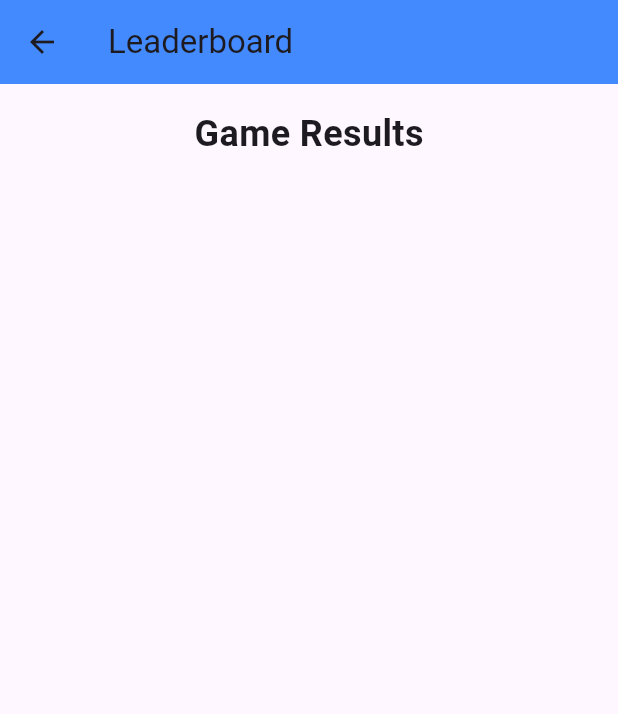
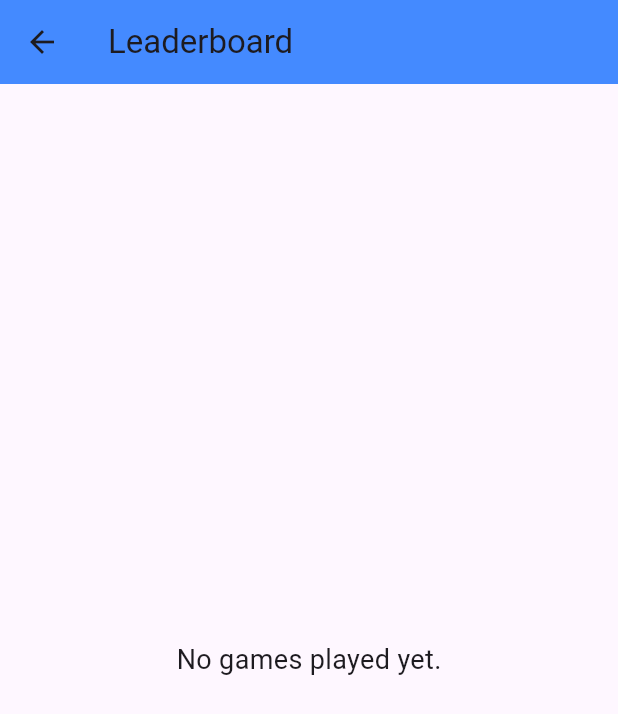
Before and after one commit to Parv6942/MobileFinalProject, a Flutter app: the Leaderboard screen opened directly, on a phone screen of 412 x 824 dp. Shown: the top 714 px of the screen. Run offline on Flutter 3.47's test engine with Material 3 defaults, Android fonts, the light colour scheme and no system bars; our stand-ins replace camera.

Commit message:
updated the leaderboard incase no games played

```diff
--- a/finalproject_application_1/lib/page/leaderboard.dart
+++ b/finalproject_application_1/lib/page/leaderboard.dart
@@ -12,7 +12,14 @@ class Leaderboard extends StatelessWidget {
         title: Text("Leaderboard"),
         backgroundColor: Colors.blueAccent,
       ),
-      body: Column(
+      body: gameResults.isEmpty
+          ? Center(
+              child: Text(
+                "No games played yet.",
+                style: TextStyle(fontSize: 18),
+              ),
+            )
+          : Column(
             children: [
             Padding(
                 padding: const EdgeInsets.all(16.0),
```
Also changed, not shown: finalproject_application_1/lib/page/result.dart (line endings or trailing spaces). Lines whose indentation alone changed are shown as unchanged.
